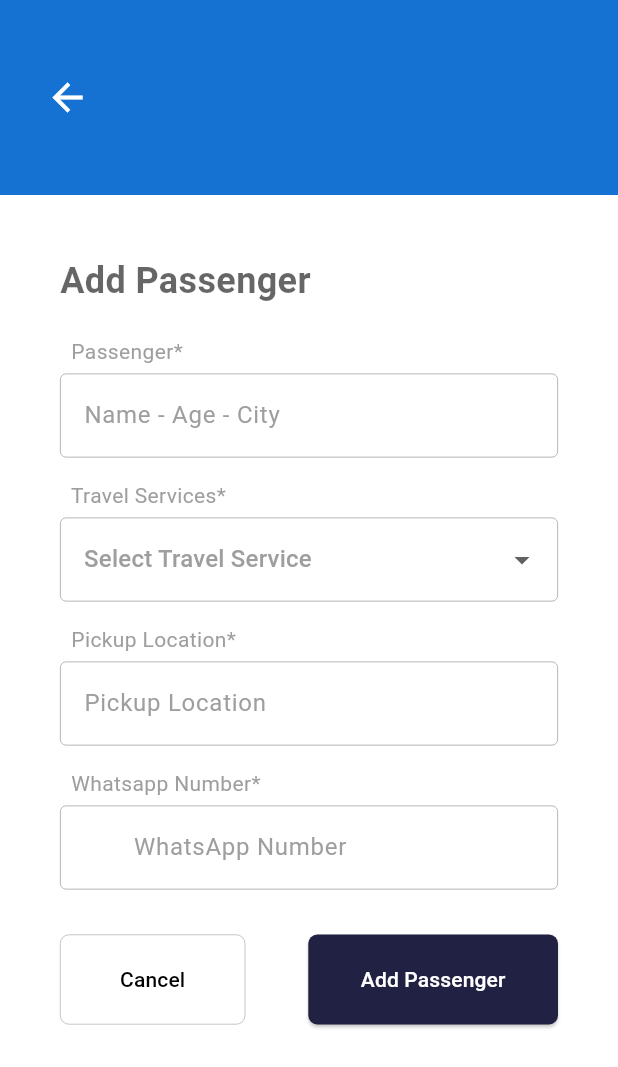
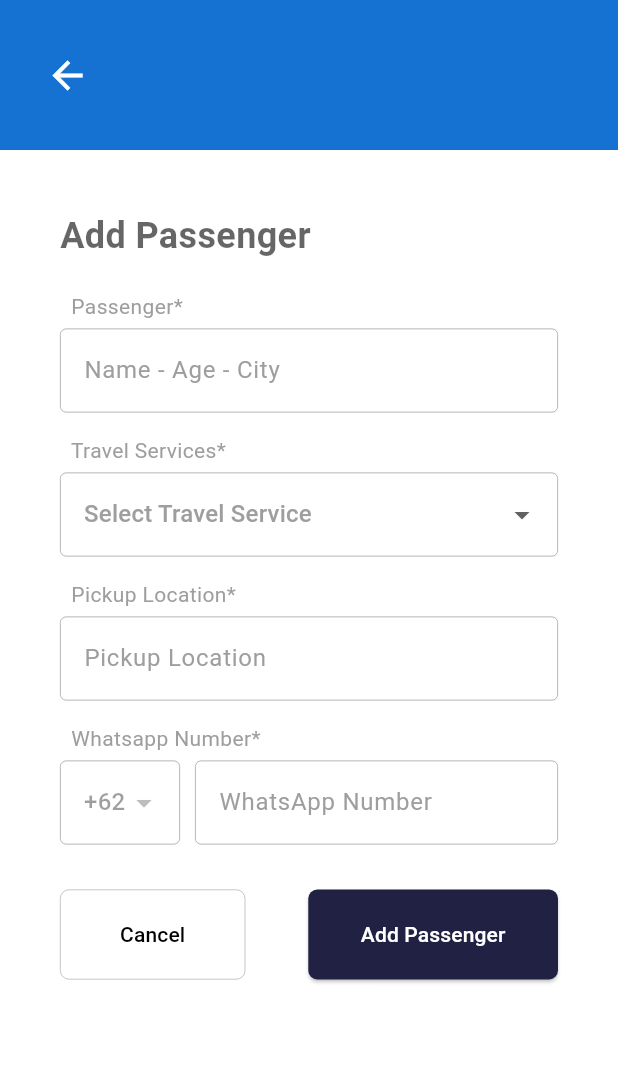
Before and after one commit to daffayudisaa/skill-test--arkatama-mobile-developer, a Flutter app: the AddPassengger screen opened directly, on a phone screen of 412 x 824 dp. Shown: the top 1067 px of the screen. Run offline on Flutter 3.47's test engine with Material 3 defaults, Android fonts, the light colour scheme and no system bars; our stand-ins replace google_fonts.

Commit message:
feat: adjust toolbar height and add dropdown for phone code in add passenger and service screens

```diff
--- a/lib/presentation/add_passengger.dart
+++ b/lib/presentation/add_passengger.dart
@@ -23,7 +23,7 @@ class _AddPassenggerState extends State<AddPassengger> {
       resizeToAvoidBottomInset: true,
       backgroundColor: const Color.fromRGBO(255, 255, 255, 1),
       appBar: AppBar(
-        toolbarHeight: 130,
+        toolbarHeight: 100,
         leading: IconButton(
           padding: const EdgeInsets.symmetric(horizontal: 30),
           icon: const Icon(Icons.arrow_back,
@@ -113,6 +113,7 @@ class _AddPassenggerState extends State<AddPassengger> {
                   filled: true,
                   fillColor: Colors.white,
                 ),
+                dropdownColor: Colors.white,
               ),
               const SizedBox(height: 15),
               const Text(
@@ -149,28 +150,56 @@ class _AddPassenggerState extends State<AddPassengger> {
               const SizedBox(height: 5),
               Row(
                 children: [
-                  Expanded(
-                    child: TextField(
-                      controller: _whatsappNumberController,
-                      keyboardType: TextInputType.phone,
+                  Container(
+                    width: 80,
+                    child: DropdownButtonFormField<String>(
+                      value: '+62',
+                      onChanged: null,
+                      items: [
+                        DropdownMenuItem(
+                          value: '+62',
+                          child: Text('+62'),
+                        ),
+                      ],
                       decoration: const InputDecoration(
-                        prefixText: '+62 ',
-                        hintText: 'WhatsApp Number',
-                        hintStyle: const TextStyle(color: Colors.grey),
-                        enabledBorder: const OutlineInputBorder(
+                        enabledBorder: OutlineInputBorder(
                           borderSide: BorderSide(
                             color: Colors.grey,
                             width: 0.5,
                           ),
                         ),
-                        focusedBorder: const OutlineInputBorder(
+                        focusedBorder: OutlineInputBorder(
                           borderSide: BorderSide(
                             color: Color.fromARGB(255, 76, 76, 76),
                           ),
                         ),
                         filled: true,
                         fillColor: Colors.white,
-                        floatingLabelBehavior: FloatingLabelBehavior.never,
+                      ),
+                      dropdownColor: Colors.white,
+                    ),
+                  ),
+                  const SizedBox(width: 10),
+                  Expanded(
+                    child: TextField(
+                      controller: _whatsappNumberController,
+                      keyboardType: TextInputType.phone,
+                      decoration: const InputDecoration(
+                        hintText: 'WhatsApp Number',
+                        hintStyle: TextStyle(color: Colors.grey),
+                        enabledBorder: OutlineInputBorder(
+                          borderSide: BorderSide(
+                            color: Colors.grey,
+                            width: 0.5,
+                          ),
+                        ),
+                        focusedBorder: OutlineInputBorder(
+                          borderSide: BorderSide(
+                            color: Color.fromARGB(255, 76, 76, 76),
+                          ),
+                        ),
+                        filled: true,
+                        fillColor: Colors.white,
                       ),
                     ),
                   ),
--- a/lib/presentation/add_service.dart
+++ b/lib/presentation/add_service.dart
@@ -27,7 +27,7 @@ class _AddServicesState extends State<AddServices> {
       resizeToAvoidBottomInset: true,
       backgroundColor: const Color.fromRGBO(255, 255, 255, 1),
       appBar: AppBar(
-        toolbarHeight: 130,
+        toolbarHeight: 100,
         leading: IconButton(
           padding: const EdgeInsets.symmetric(horizontal: 30),
           icon: const Icon(Icons.arrow_back,
@@ -47,7 +47,7 @@ class _AddServicesState extends State<AddServices> {
             crossAxisAlignment: CrossAxisAlignment.start,
             children: [
               const Text(
-                'Add Passenger',
+                'Add Service',
                 style: TextStyle(
                   fontSize: 24,
                   fontWeight: FontWeight.bold,
@@ -145,6 +145,7 @@ class _AddServicesState extends State<AddServices> {
                   filled: true,
                   fillColor: Colors.white,
                 ),
+                dropdownColor: Colors.white,
               ),
               const SizedBox(height: 15),
               const Text(
```
